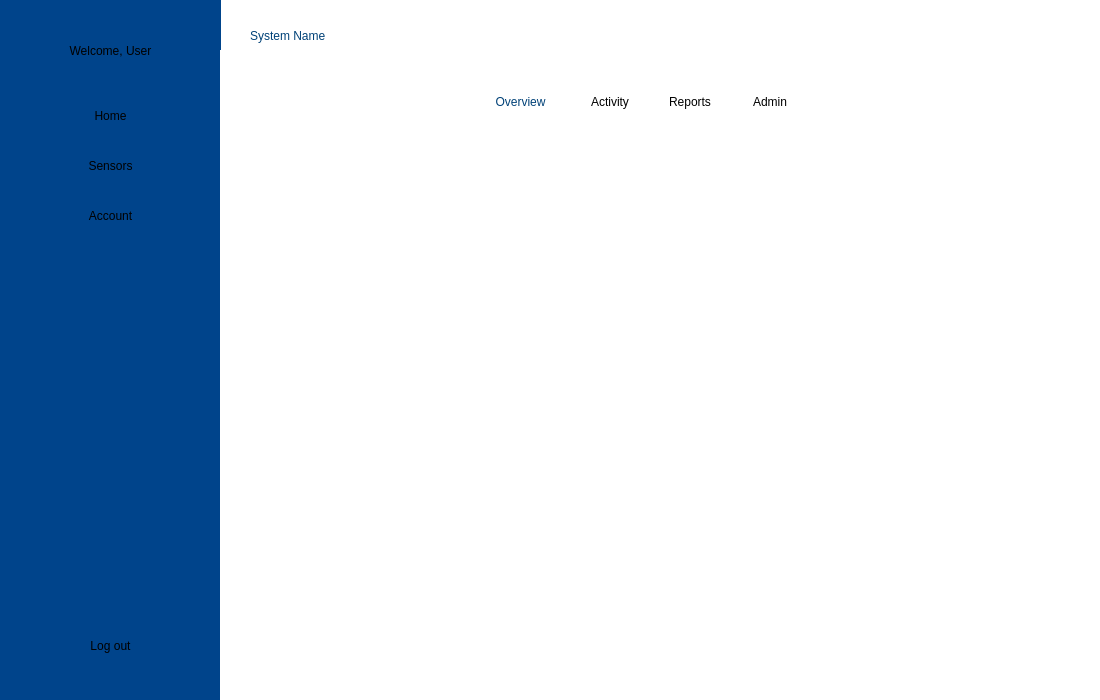
pauqiu/la-gang-gang, file gui/menuwindow.ui: the form before one commit.
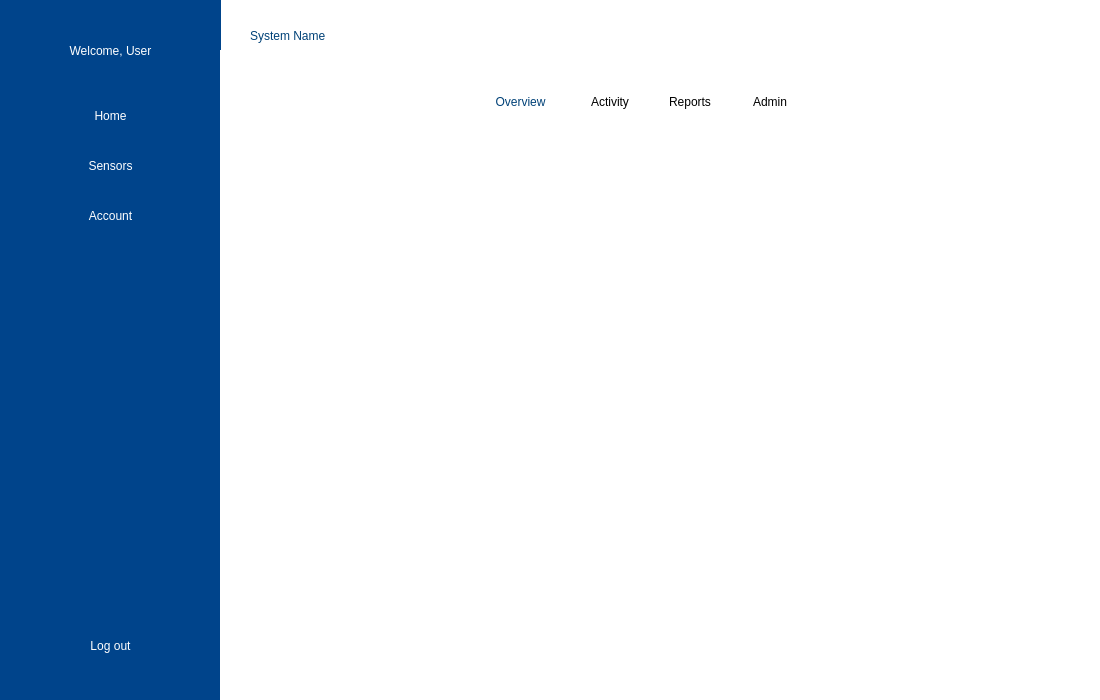
The form after the commit.

Patch:
```diff
--- a/gui/menuwindow.ui
+++ b/gui/menuwindow.ui
@@ -60,6 +60,7 @@
     </property>
     <property name="styleSheet">
      <string notr="true">background-color: rgb(0, 68, 139);
+color: rgb(255, 255, 255);
 font: 700 12pt &quot;Segoe UI&quot;;</string>
     </property>
     <property name="text">
@@ -82,7 +83,8 @@
      <cursorShape>PointingHandCursor</cursorShape>
     </property>
     <property name="styleSheet">
-     <string notr="true">background-color: rgb(16, 84, 160);
+     <string notr="true">color: rgb(255, 255, 255);
+background-color: rgb(16, 84, 160);
 border-color: rgb(0, 68, 139);</string>
     </property>
     <property name="text">
@@ -106,7 +108,8 @@
     </property>
     <property name="styleSheet">
      <string notr="true">background-color: rgb(0, 68, 139);
-border-color: rgb(0, 68, 139);</string>
+border-color: rgb(0, 68, 139);
+color: rgb(255, 255, 255);</string>
     </property>
     <property name="text">
      <string>Sensors</string>
@@ -129,7 +132,8 @@
     </property>
     <property name="styleSheet">
      <string notr="true">background-color: rgb(0, 68, 139);
-border-color: rgb(0, 68, 139);</string>
+border-color: rgb(0, 68, 139);
+color: rgb(255, 255, 255);</string>
     </property>
     <property name="text">
      <string>Account</string>
@@ -152,7 +156,8 @@
     </property>
     <property name="styleSheet">
      <string notr="true">background-color: rgb(0, 68, 139);
-border-color: rgb(0, 68, 139);</string>
+border-color: rgb(0, 68, 139);
+color: rgb(255, 255, 255);</string>
     </property>
     <property name="text">
      <string>Log out</string>
```
